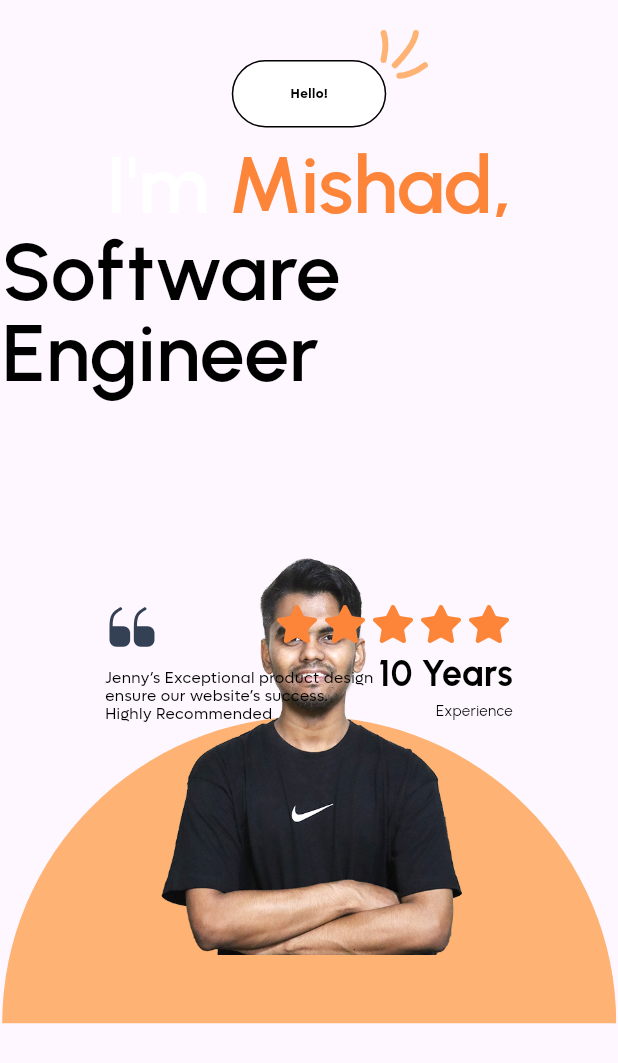
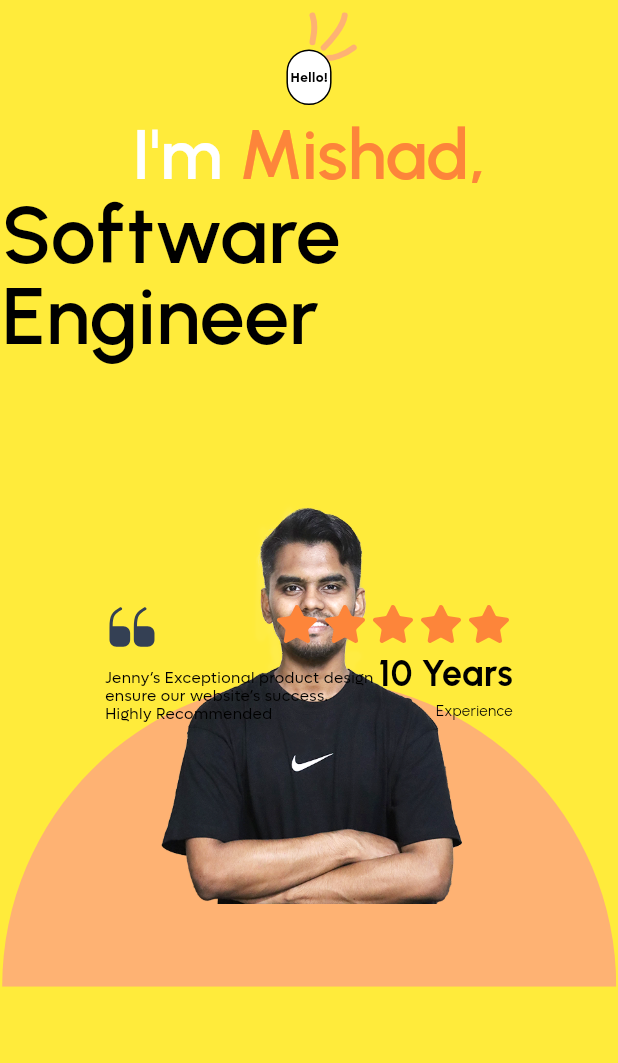
Before and after one commit to mishad01/Responsive-Portfolio-Website-Using-Flutter-And-Firebase, a Flutter app: the DetailsScreenView widget shown alone on an empty page, opened directly, on a phone screen of 412 x 824 dp. Shown: the top 1063 px of the screen. Run offline on Flutter 3.47's test engine with Material 3 defaults, Android fonts, the phone set to English and light mode, and no system bars; our stand-ins replace carousel_slider, flutter_svg, google_fonts, sizer; missing offline and left inert: flutter_web_base, web_smooth_scroll.

Commit message:
Except Contact all made responsive

```diff
--- a/portfolio_website_using_flutter_and_firebase/lib/utils/export.dart
+++ b/portfolio_website_using_flutter_and_firebase/lib/utils/export.dart
@@ -6,6 +6,7 @@ export 'package:portfolio_website_using_flutter_and_firebase/resources/web_color
 // Views
 export 'package:portfolio_website_using_flutter_and_firebase/view/contact_me_view/contact_me_view.dart';
 export 'package:portfolio_website_using_flutter_and_firebase/view/details_screen_view/details_screen_view.dart';
+export 'package:portfolio_website_using_flutter_and_firebase/view/details_screen_view/details_screen_view2.dart';
 export 'package:portfolio_website_using_flutter_and_firebase/view/education_screen_view/education_screen_view.dart';
 export 'package:portfolio_website_using_flutter_and_firebase/view/my_expertise_view/my_expertise_view.dart';
 export 'package:portfolio_website_using_flutter_and_firebase/view/my_publications/my_publications.dart';
--- a/portfolio_website_using_flutter_and_firebase/lib/view/details_screen_view/details_screen_view.dart
+++ b/portfolio_website_using_flutter_and_firebase/lib/view/details_screen_view/details_screen_view.dart
@@ -19,23 +19,34 @@ class _DetailsScreenViewState extends State<DetailsScreenView> {
   @override
   Widget build(BuildContext context) {
     return Container(
-      width: 1440,
-      height: 746,
+      width: double.infinity,
+      height: 100.h,
+      color: Colors.yellow,
       child: Stack(
         children: [
+          //V1
+          isHover
+              ? Container()
+              : Positioned(
+                  top: 1.h,
+                  left: 9.8.w,
+                  right: 1.h,
+                  child: Center(child: SvgPicture.asset(AssetsPath.v1)),
+                ),
           //Hello
           Positioned(
-            top: 40,
+            top: 4.h,
             left: 1,
             right: 1,
             child: Center(
               child: Column(
+                mainAxisAlignment: MainAxisAlignment.end,
                 children: [
                   isHover
                       ? Container()
                       : Container(
-                          height: 45,
-                          width: 103,
+                          height: 4.5.h,
+                          width: 7.3.w,
                           decoration: BoxDecoration(
                             borderRadius: BorderRadius.circular(38),
                             color: Colors.white,
@@ -53,7 +64,7 @@ class _DetailsScreenViewState extends State<DetailsScreenView> {
                                 )),
                           ),
                         ),
-                  SizedBox(height: 15),
+                  SizedBox(height: 1.5.h),
                   isHover
                       ? Container()
                       : Column(
@@ -64,14 +75,14 @@ class _DetailsScreenViewState extends State<DetailsScreenView> {
                                   TextSpan(
                                     text: "I'm ",
                                     style: GoogleFonts.urbanist(
-                                        fontSize: 30.sp,
+                                        fontSize: 28.sp,
                                         fontWeight: FontWeight.w600,
                                         height: 1),
                                   ),
                                   TextSpan(
                                     text: "Mishad,",
                                     style: GoogleFonts.urbanist(
-                                        fontSize: 30.sp,
+                                        fontSize: 28.sp,
                                         fontWeight: FontWeight.w600,
                                         color: WebColors.themeColor,
                                         height: 1),
@@ -98,6 +109,7 @@ class _DetailsScreenViewState extends State<DetailsScreenView> {
               ),
             ),
           ),
+
           AnimatedPositioned(
             duration: Duration(milliseconds: 250), // Adjust duration as needed
             curve: Curves.easeInOut, // Customize the animation curve
@@ -110,7 +122,7 @@ class _DetailsScreenViewState extends State<DetailsScreenView> {
           ),
           //person
           Positioned(
-            top: 182,
+            top: 18.h,
             left: 1,
             right: 1,
             child: Center(
@@ -121,25 +133,7 @@ class _DetailsScreenViewState extends State<DetailsScreenView> {
               ),
             ),
           ),
-          //v2
-          /*isHover
-              ? Container()
-              : Positioned(
-                  bottom: 20,
-                  left: 1,
-                  right: 928,
-                  top: 1,
-                  child: Center(child: SvgPicture.asset(AssetsPath.v2)),
-                ),*/
-          //v1
-          isHover
-              ? Container()
-              : Positioned(
-                  top: 20,
-                  left: 128,
-                  right: 1,
-                  child: Center(child: SvgPicture.asset(AssetsPath.v1)),
-                ),
+
           //Jenny’s
           AnimatedPositioned(
             duration: Duration(milliseconds: 250),
--- a/portfolio_website_using_flutter_and_firebase/lib/view/education_screen_view/widgets/institution_card.dart
+++ b/portfolio_website_using_flutter_and_firebase/lib/view/education_screen_view/widgets/institution_card.dart
@@ -29,8 +29,8 @@ class InstitutionCard extends StatelessWidget {
             child: Column(
               children: [
                 Container(
-                  width: 11.0.w,
-                  height: 22.0.h,
+                  width: 150,
+                  height: 150,
                   decoration: BoxDecoration(
                     color: Colors.white,
                     borderRadius: BorderRadius.circular(10.w),
--- a/portfolio_website_using_flutter_and_firebase/lib/view/work_experience_view/work_experience_view.dart
+++ b/portfolio_website_using_flutter_and_firebase/lib/view/work_experience_view/work_experience_view.dart
@@ -19,7 +19,6 @@ class _WorkExperienceViewState extends State<WorkExperienceView> {
     return Container(
       width: 144.w,
       height: 107.h,
-      color: Colors.yellow,
       child: Column(
         children: [
           SizedBox(height: 3.h),
```
Also changed, not shown: portfolio_website_using_flutter_and_firebase/lib/view/details_screen_view/details_screen_view2.dart (added, +198 -0 lines), portfolio_website_using_flutter_and_firebase/lib/view/my_publications/my_publications.dart (+15 -12 lines), portfolio_website_using_flutter_and_firebase/lib/view/my_references_view/my_references_view.dart (+3 -4 lines), portfolio_website_using_flutter_and_firebase/lib/view/my_references_view/reference_card.dart (+6 -5 lines), portfolio_website_using_flutter_and_firebase/lib/view/portfolio_view/portfolio_website.dart (+6 -6 lines).
